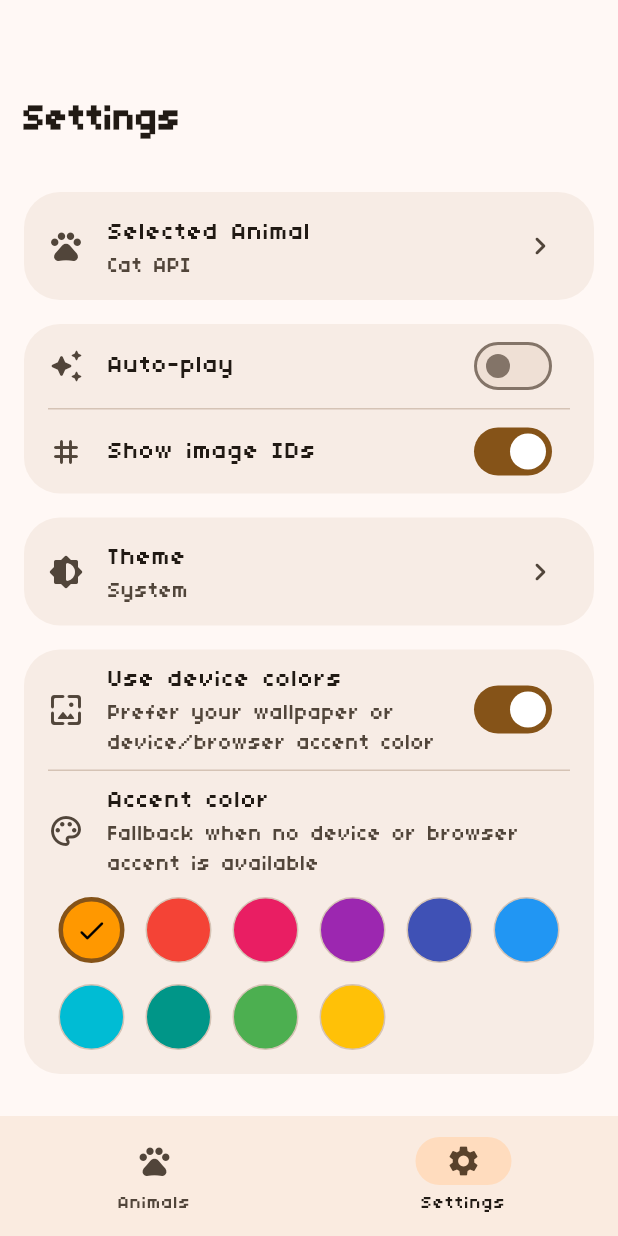
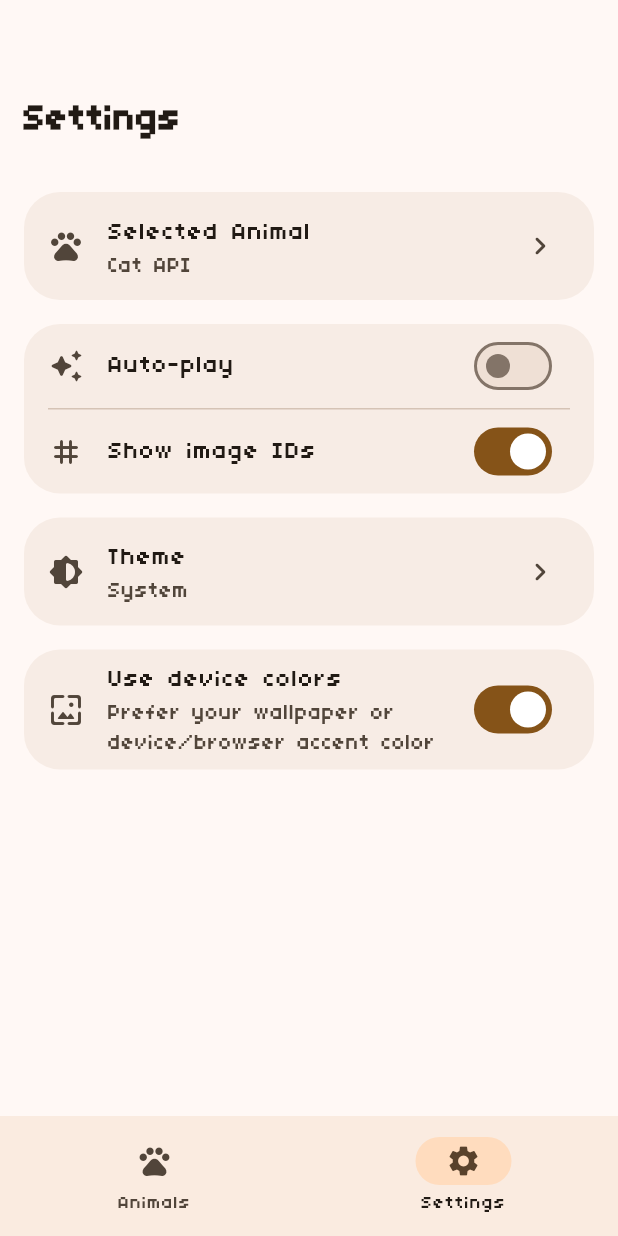
Before and after one commit to reocat/cat-carousel, a Flutter app: the screen it shows after launch, item 2 of the bottom bar chosen, on a phone screen of 412 x 824 dp. Run offline on Flutter 3.47's test engine with Material 3 defaults, Android fonts, the phone set to English and light mode, and no system bars; drawn by our look-alikes of dynamic_color; our stand-ins replace carousel_slider, shared_preferences, web; missing offline and left inert: dart:js_interop, dart:ui_web; network calls fail.

Commit message:
Hide the accent picker while device colors are on
The swatches only matter when the picked seed drives the theme, so
collapse them behind the "Use device colors" toggle instead of showing
dead controls.

🤖 Generated with Codebuff
Co-Authored-By: Codebuff <noreply@codebuff.com>

```diff
--- a/lib/pages/settings_page.dart
+++ b/lib/pages/settings_page.dart
@@ -88,10 +88,13 @@ class _SettingsPageState extends State<SettingsPage> {
                           onChanged: (v) => widget.config.useSystemAccent = v,
                           secondary: const Icon(Icons.wallpaper_rounded),
                         ),
+                        // The swatch picker only matters when device colors are
+                        // off (or unavailable), so hide it while the toggle is on.
+                        if (!widget.config.useSystemAccent) ...[
                           const Divider(height: 1, indent: 16, endIndent: 16),
                           ListTile(
                             title: const Text('Accent color'),
-                          subtitle: const Text('Fallback when no device or browser accent is available'),
+                            subtitle: const Text('Choose the app accent color'),
                             leading: const Icon(Icons.palette_outlined),
                           ),
                           Padding(
@@ -105,6 +108,7 @@ class _SettingsPageState extends State<SettingsPage> {
                               ],
                             ),
                           ),
+                        ],
                       ]),
                       const SizedBox(height: 100),
                     ],
```
Also changed, not shown: 1 other file. Lines whose indentation alone changed are shown as unchanged.
